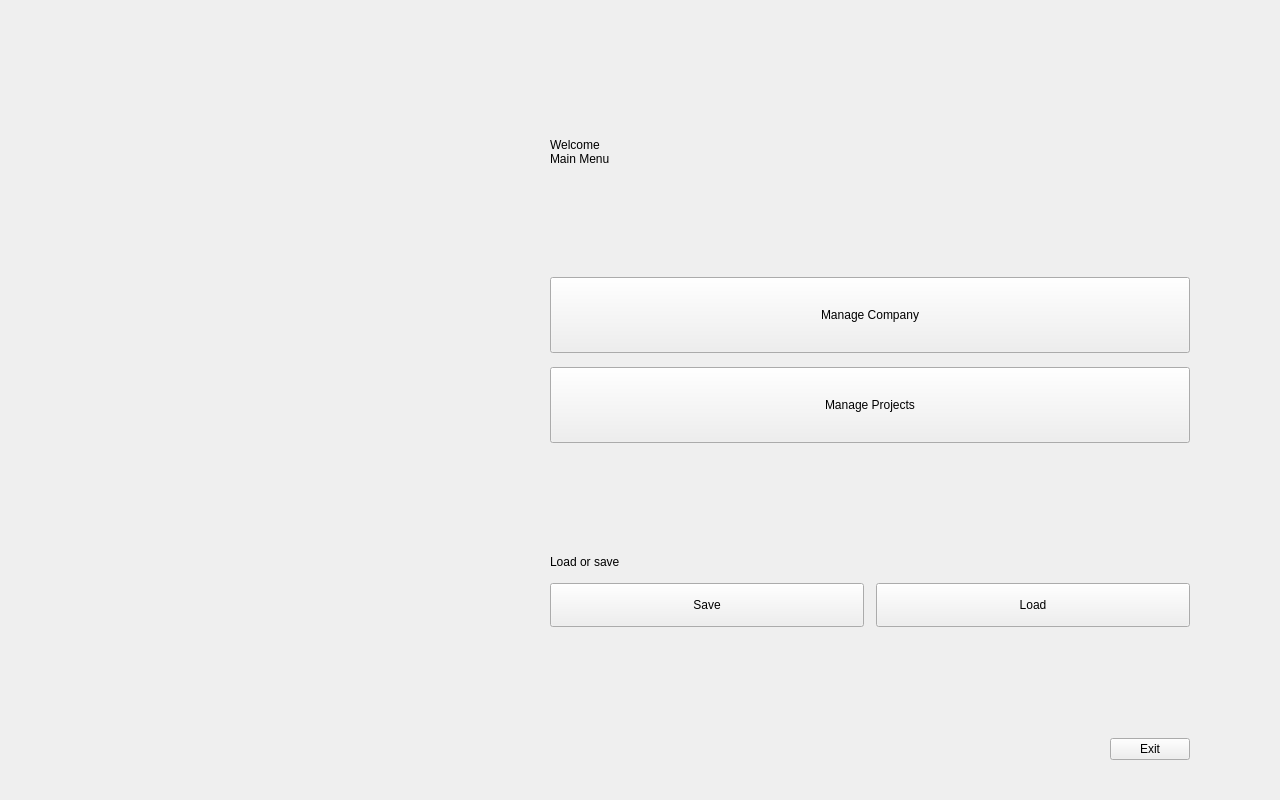
This is GUI/mainmenupage.ui in Brett-Pitts/COS214Project as Qt 5 draws it before an edit. The edited form follows.
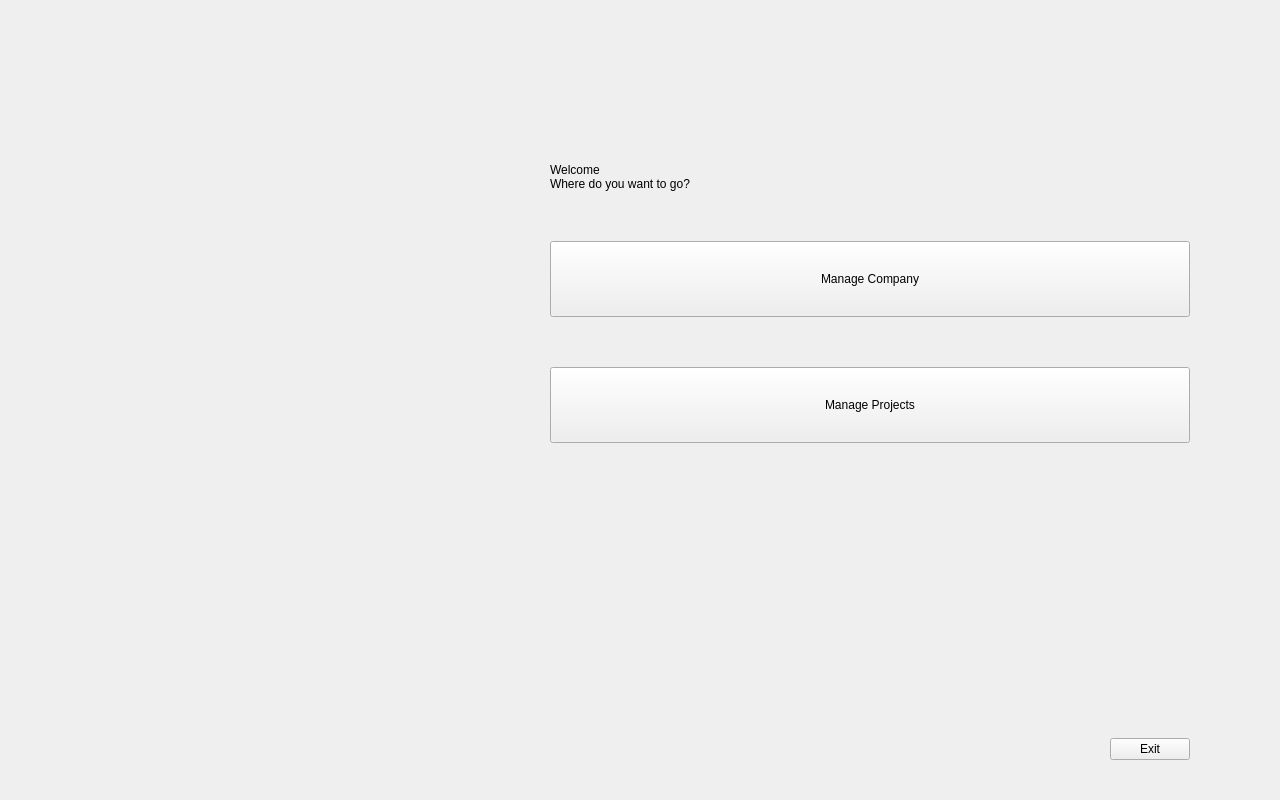
This is the edited form. Icons and pictures are not drawn.

Commit message: Removed Main Load and added them to Each page

Diff of the .ui file:
```diff
--- a/GUI/mainmenupage.ui
+++ b/GUI/mainmenupage.ui
@@ -114,7 +114,7 @@
     <widget class="QWidget" name="menuArea" native="true">
      <layout class="QVBoxLayout" name="menuLayout">
       <property name="spacing">
-       <number>14</number>
+       <number>50</number>
       </property>
       <property name="leftMargin">
        <number>90</number>
@@ -144,27 +144,14 @@
       <item>
        <widget class="QLabel" name="menuHeading">
         <property name="text">
-         <string>Welcome 
-Main Menu</string>
+         <string>Welcome
+Where do you want to go?</string>
         </property>
         <property name="variant" stdset="0">
          <string notr="true">title</string>
         </property>
        </widget>
       </item>
-      <item>
-       <spacer name="menuHeadingSpacer">
-        <property name="orientation">
-         <enum>Qt::Vertical</enum>
-        </property>
-        <property name="sizeHint" stdset="0">
-         <size>
-          <width>20</width>
-          <height>12</height>
-         </size>
-        </property>
-       </spacer>
-      </item>
       <item>
        <widget class="QPushButton" name="manageCompanyButton">
         <property name="minimumSize">
@@ -216,49 +203,6 @@
         </property>
        </spacer>
       </item>
-      <item>
-       <widget class="QLabel" name="saveLoadLabel">
-        <property name="text">
-         <string>Load or save</string>
-        </property>
-        <property name="variant" stdset="0">
-         <string notr="true">section</string>
-        </property>
-       </widget>
-      </item>
-      <item>
-       <layout class="QHBoxLayout" name="saveLoadLayout">
-        <property name="spacing">
-         <number>12</number>
-        </property>
-        <item>
-         <widget class="QPushButton" name="saveButton">
-          <property name="minimumSize">
-           <size>
-            <width>0</width>
-            <height>44</height>
-           </size>
-          </property>
-          <property name="text">
-           <string>Save</string>
-          </property>
-         </widget>
-        </item>
-        <item>
-         <widget class="QPushButton" name="loadButton">
-          <property name="minimumSize">
-           <size>
-            <width>0</width>
-            <height>44</height>
-           </size>
-          </property>
-          <property name="text">
-           <string>Load</string>
-          </property>
-         </widget>
-        </item>
-       </layout>
-      </item>
       <item>
        <spacer name="menuBottomSpacer">
         <property name="orientation">
```
The commit also changes 9 other files.
